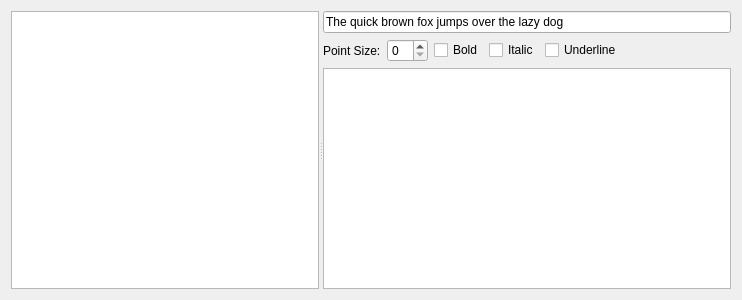
The window that plugins/fontbrowser/fontbrowserwidget.ui (KDAB/GammaRay) describes before a commit, drawn with Qt 5.
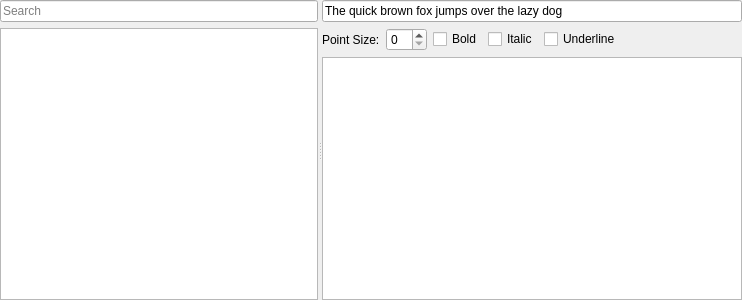
The same window after the commit. Custom widgets are drawn as their Qt base class.

Commit message:
Add search line to font browser
We search in a string made up by the font family and style name.
This, paired with recursive searching, allows us to easily find
fonts and styles for a given filter string.

The edit to the form file:
```diff
--- a/plugins/fontbrowser/fontbrowserwidget.ui
+++ b/plugins/fontbrowser/fontbrowserwidget.ui
@@ -10,16 +10,53 @@
     <height>300</height>
    </rect>
   </property>
-  <layout class="QVBoxLayout" name="verticalLayout_15">
+  <layout class="QVBoxLayout" name="verticalLayout_3">
+   <property name="leftMargin">
+    <number>0</number>
+   </property>
+   <property name="topMargin">
+    <number>0</number>
+   </property>
+   <property name="rightMargin">
+    <number>0</number>
+   </property>
+   <property name="bottomMargin">
+    <number>0</number>
+   </property>
    <item>
     <widget class="QSplitter" name="mainSplitter">
      <property name="orientation">
       <enum>Qt::Horizontal</enum>
      </property>
-     <widget class="GammaRay::DeferredTreeView" name="fontTree">
-      <property name="uniformRowHeights">
-       <bool>true</bool>
-      </property>
+     <widget class="QWidget" name="widget" native="true">
+      <layout class="QVBoxLayout" name="verticalLayout_2">
+       <property name="leftMargin">
+        <number>0</number>
+       </property>
+       <property name="topMargin">
+        <number>0</number>
+       </property>
+       <property name="rightMargin">
+        <number>0</number>
+       </property>
+       <property name="bottomMargin">
+        <number>0</number>
+       </property>
+       <item>
+        <widget class="QLineEdit" name="fontSearchLine">
+         <property name="placeholderText">
+          <string>Search</string>
+         </property>
+        </widget>
+       </item>
+       <item>
+        <widget class="GammaRay::DeferredTreeView" name="fontTree">
+         <property name="uniformRowHeights">
+          <bool>true</bool>
+         </property>
+        </widget>
+       </item>
+      </layout>
      </widget>
      <widget class="QWidget" name="layoutWidget_7">
       <layout class="QVBoxLayout" name="verticalLayout">
```
Left out of the diff: 11 changed lines with no effect on the pictures. The commit also changes 5 other files.
